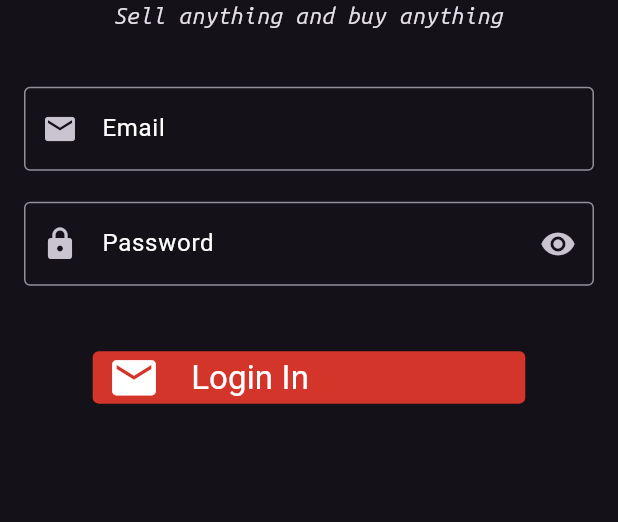
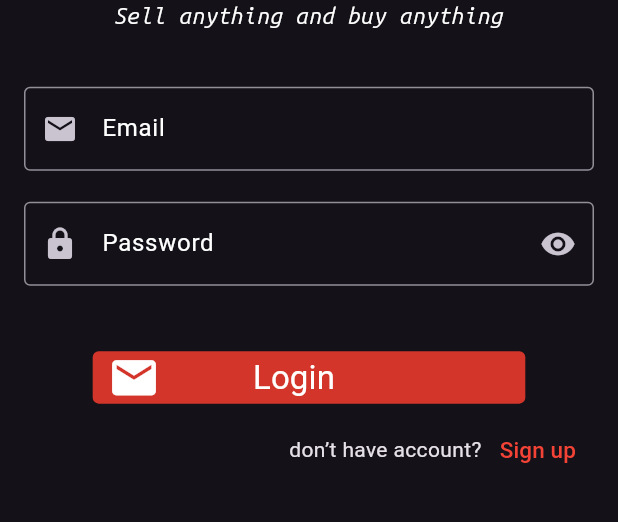
Before and after one commit to AhmedSamir25/Open-Market, a Flutter app: the screen it shows after launch, on a phone screen of 412 x 824 dp, the part 176-698 px from its top. Run offline on Flutter 3.47's test engine with Material 3 defaults, Android fonts, the phone set to English and light mode, and no system bars; our stand-ins replace font_awesome_flutter, go_router.

Commit message:
sign up view

```diff
--- a/lib/core/router/app_router.dart
+++ b/lib/core/router/app_router.dart
@@ -1,14 +1,18 @@
 import 'package:go_router/go_router.dart';
-import 'package:open_market/features/auth/view/login_in.dart';
+import 'package:open_market/features/auth/view/login_view.dart';
+import 'package:open_market/features/auth/view/sign_up_view.dart';
 
 abstract class AppRouter {
-  static const authView = '/';
-
+  static const loginView = '/';
+  static const signUpView = '/signUpView';
   static final router = GoRouter(
     routes: [
       GoRoute(
-        path: authView,
-        builder: (context, state) => const AuthView(),
+        path: loginView,
+        builder: (context, state) => const LoginView(),
+      ),
+      GoRoute(path: signUpView,
+      builder: (context, state) => const SignUpView(),
       ),
     ],
   );
--- a/lib/core/theme/text_style.dart
+++ b/lib/core/theme/text_style.dart
@@ -1,13 +1,23 @@
 import 'package:flutter/material.dart';
+import 'package:open_market/core/theme/colors.dart';
 
 abstract class StyleText {
-   static TextStyle textStyleWhiteUbuntu30 = const TextStyle(
+  static TextStyle textStyleWhiteUbuntu30 = const TextStyle(
     fontSize: 30,
-    color: Colors.white,
-     fontFamily: "Ubuntu Sans Mono",
+    color: ColorManager.whiteColor,
+    fontFamily: "Ubuntu Sans Mono",
   );
-  static TextStyle textStyleWhiteUbuntu15 = const TextStyle(fontSize: 15,
-          fontFamily: "Ubuntu Sans Mono",
-          fontWeight: FontWeight.w400
-          );
+  static TextStyle textStyle22 = const TextStyle(
+    fontSize: 22,
+     fontWeight: FontWeight.w400);
+  static TextStyle textStyleWhiteUbuntu15 = const TextStyle(
+    fontSize: 15,
+    fontFamily: "Ubuntu Sans Mono",
+    fontWeight: FontWeight.w400,
+    color: ColorManager.whiteColor,
+  );
+  static TextStyle textStyleWhite15 = const TextStyle(
+    fontSize: 15,
+    color: ColorManager.whiteColor,
+  );
 }
--- a/lib/features/auth/view/login_in.dart
+++ b/lib/features/auth/view/login_view.dart
@@ -1,10 +1,13 @@
 import 'package:flutter/material.dart';
+import 'package:go_router/go_router.dart';
+import 'package:open_market/core/router/app_router.dart';
+import 'package:open_market/features/auth/view/widgets/button_login_or_sign_up.dart';
 import 'package:open_market/features/auth/view/widgets/head_body_text.dart';
 import 'package:open_market/features/auth/view/widgets/login_text_form.dart';
 import 'package:open_market/features/auth/view/widgets/material_button.dart';
 
-class AuthView extends StatelessWidget {
-  const AuthView({super.key});
+class LoginView extends StatelessWidget {
+  const LoginView({super.key});
 
   @override
   Widget build(BuildContext context) {
@@ -15,7 +18,7 @@ class AuthView extends StatelessWidget {
       body: SafeArea(
         child: Padding(
           padding: const EdgeInsets.symmetric(horizontal: 16),
-          child: Column(
+          child: ListView(
             children: [
               SizedBox(
                 height: heightMedia * 0.09,
@@ -28,7 +31,17 @@ class AuthView extends StatelessWidget {
               SizedBox(
                 height: heightMedia * 0.045,
               ),
-              const CustomMaterialButton(),
+              const CustomMaterialButton(
+                iconData: Icons.email,
+                textButton: 'Login',
+              ),
+              ButtonLoginOrSignUp(textButton: 'Sign up',
+              text: "don’t have account?",
+               onPressed: (){
+               GoRouter.of(context).push(
+                    AppRouter.signUpView,
+                   );
+               }),
             ],
           ),
         ),
--- /dev/null
+++ b/lib/features/auth/view/widgets/button_login_or_sign_up.dart
@@ -0,0 +1,25 @@
+import 'package:flutter/material.dart';
+import 'package:open_market/core/theme/colors.dart';
+import 'package:open_market/core/theme/text_style.dart';
+
+class ButtonLoginOrSignUp extends StatelessWidget {
+  const ButtonLoginOrSignUp({super.key, required this.textButton, required this.onPressed, required this.text});
+  final String textButton;
+  final String text;
+  final Function() onPressed;
+  @override
+  Widget build(BuildContext context) {
+    return Row(
+      mainAxisAlignment: MainAxisAlignment.end,
+      children: [
+        Text(text),
+        TextButton(onPressed: onPressed,
+         child: Text(textButton,
+         style: StyleText.textStyleWhite15.copyWith(
+          color: ColorManager.redColor,
+         )),
+         ),
+      ],
+    );
+  }
+}
--- a/lib/features/auth/view/widgets/material_button.dart
+++ b/lib/features/auth/view/widgets/material_button.dart
@@ -1,8 +1,12 @@
 import 'package:flutter/material.dart';
+import 'package:flutter/widgets.dart';
+import 'package:open_market/core/theme/text_style.dart';
 
 class CustomMaterialButton extends StatelessWidget {
-  const CustomMaterialButton({super.key});
-
+  const CustomMaterialButton(
+      {super.key, required this.textButton, required this.iconData});
+  final String textButton;
+  final IconData iconData;
   @override
   Widget build(BuildContext context) {
     double widthMedia = MediaQuery.of(context).size.width;
@@ -17,16 +21,16 @@ class CustomMaterialButton extends StatelessWidget {
           padding: const EdgeInsets.symmetric(horizontal: 10.0),
           child: Row(
             children: [
-              const Icon(
-                Icons.email,
+              Icon(
+                iconData,
                 size: 35,
               ),
               SizedBox(
-                width: widthMedia * 0.05,
+                width: widthMedia * 0.15,
               ),
-              const Text(
-                'Login In',
-                style: TextStyle(fontSize: 22, fontWeight: FontWeight.w400),
+              Text(
+                textButton,
+                style: StyleText.textStyle22,
               ),
             ],
           ),
--- a/lib/main.dart
+++ b/lib/main.dart
@@ -17,7 +17,7 @@ class OpenMarket extends StatelessWidget {
       theme: ThemeData(
       useMaterial3: true,
       brightness: Brightness.dark,
-      ),
+    ),
       routerConfig: AppRouter.router,
     );
   }
```
Also changed, not shown: lib/features/auth/view/sign_up_view.dart (added, +45 -0 lines), lib/features/auth/view/widgets/signup_text_form.dart (added, +60 -0 lines).
